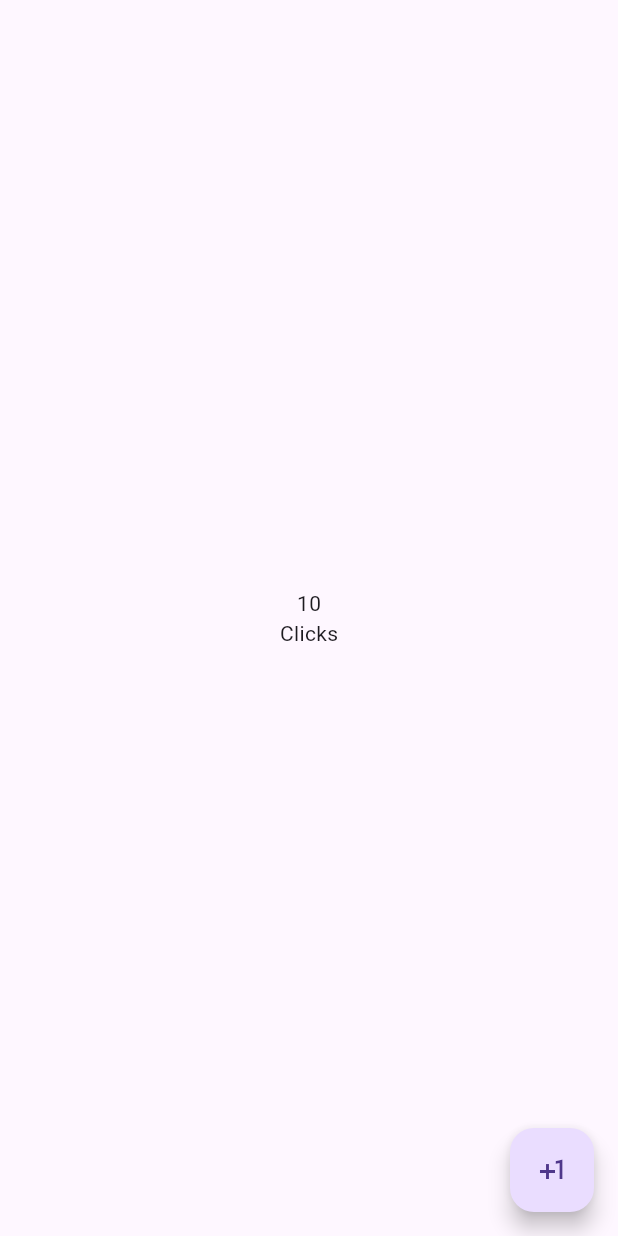
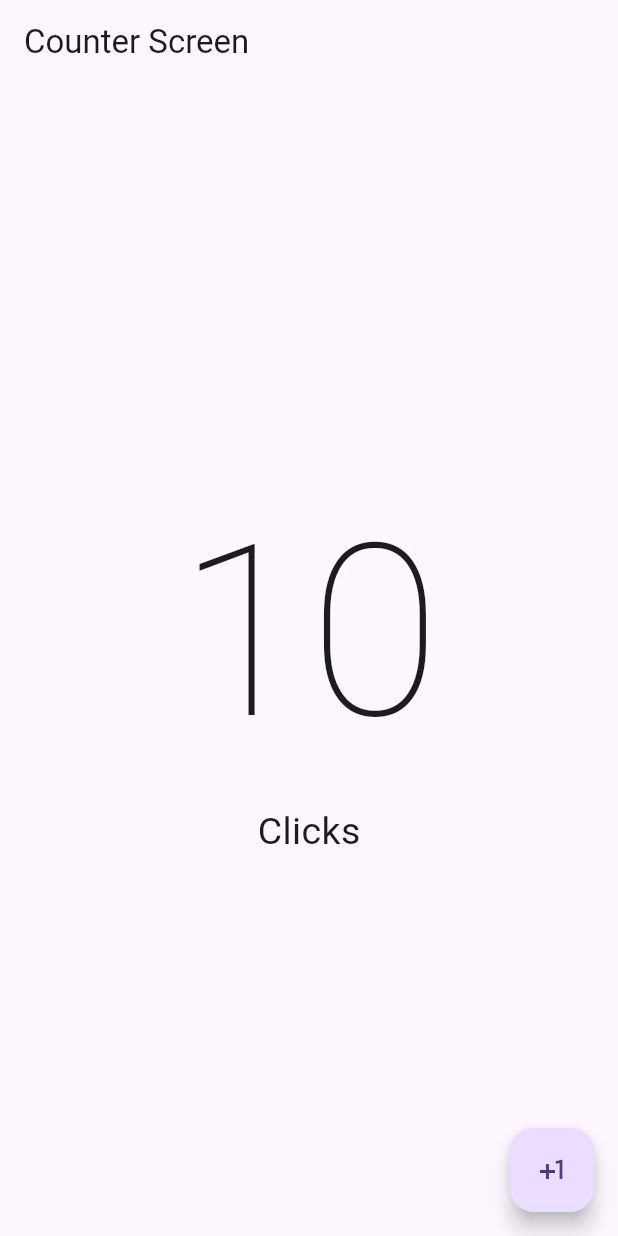
Before and after one commit to jgregoriorincon/flutter_counter, a Flutter app: the screen it shows after launch, on a phone screen of 412 x 824 dp. Run offline on Flutter 3.47's test engine with Material 3 defaults, Android fonts, the phone set to English and light mode, and no system bars.

Commit message:
Font style

```diff
--- a/lib/presentation/screens/counter_screen.dart
+++ b/lib/presentation/screens/counter_screen.dart
@@ -6,10 +6,17 @@ class CounterScreen extends StatelessWidget {
   @override
   Widget build(BuildContext context) {
     return Scaffold(
+      appBar: AppBar(title: const Text('Counter Screen')),
       body: Center(
         child: Column(
           mainAxisAlignment: MainAxisAlignment.center,
-          children: [Text('10'), Text('Clicks')],
+          children: [
+            Text(
+              '10',
+              style: TextStyle(fontSize: 160, fontWeight: FontWeight.w100),
+            ),
+            Text('Clicks', style: TextStyle(fontSize: 25)),
+          ],
         ),
       ),
       floatingActionButton: FloatingActionButton(
```
